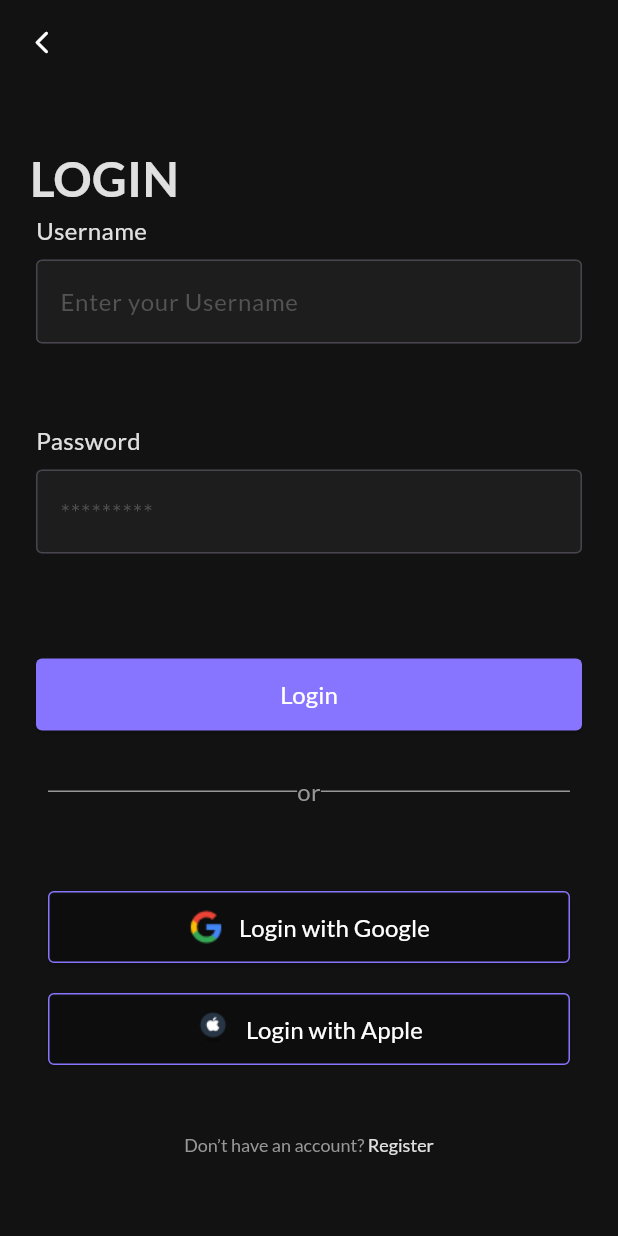
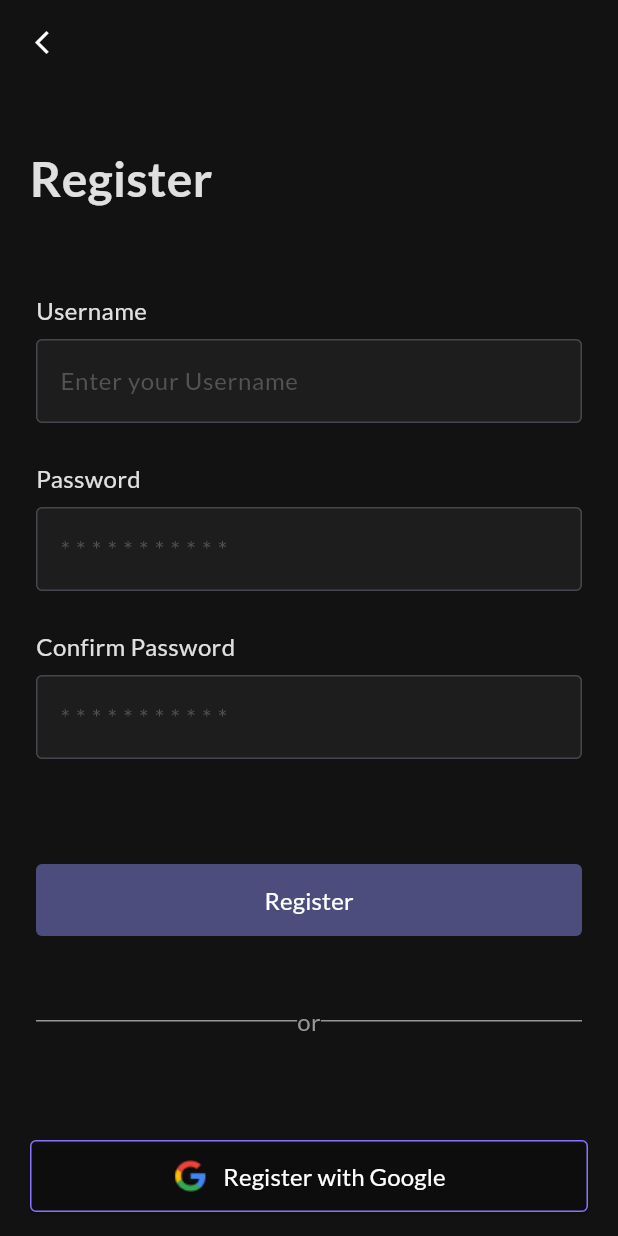
Before and after one commit to jkay-kmm/todo_app, a Flutter app: the RegisterPage screen opened directly, on a phone screen of 412 x 824 dp. Run offline on Flutter 3.47's test engine with Material 3 defaults, Android fonts, the phone set to English and light mode, and no system bars.

Commit message:
fixbug login and register

```diff
--- a/lib/register/register_page.dart
+++ b/lib/register/register_page.dart
@@ -1,6 +1,5 @@
 import 'package:flutter/gestures.dart';
 import 'package:flutter/material.dart';
-
 class RegisterPage extends StatelessWidget {
   const RegisterPage({super.key});
 
@@ -11,14 +10,13 @@ class RegisterPage extends StatelessWidget {
       appBar: AppBar(
         backgroundColor: Colors.transparent,
         leading: IconButton(
-          onPressed: () {
+          onPressed: (){
             Navigator.pop(context);
           },
           icon: const Icon(
-            Icons.arrow_back_ios_new_rounded,
+            Icons.arrow_back_ios_new_outlined,
             size: 18,
-            color: Colors.white,
-          ),
+            color: Colors.white,),
         ),
       ),
       body: SafeArea(
@@ -27,54 +25,49 @@ class RegisterPage extends StatelessWidget {
           child: Column(
             mainAxisAlignment: MainAxisAlignment.start,
             crossAxisAlignment: CrossAxisAlignment.start,
-            // can trai
             children: [
               _buildPageTitle(),
-              _buildFormLogin(),
+              const SizedBox(height: 53),
+              _buildFormRegister(),
+              _buildOrSplitDivider(),
+              _buildSocialRegister(),
+              _buildHaveAccount(context),
             ],
           ),
         ),
       ),
     );
   }
-
-  Widget _buildPageTitle() {
-    return Container(
+  Widget _buildPageTitle(){
+    return  Container(
       margin: const EdgeInsets.symmetric(horizontal: 20).copyWith(top: 40),
       child: Text(
-        "LOGIN",
+        "Register",
         style: TextStyle(
           color: Colors.white.withOpacity(0.87),
-          // fontFamily: "Lato",
           fontSize: 32,
           fontWeight: FontWeight.bold,
+          fontFamily: "Lato",
         ),
         textAlign: TextAlign.center,
       ),
     );
   }
-
-  Widget _buildFormLogin() {
-    return Container(
-      margin: const EdgeInsets.symmetric(horizontal: 24),
-      child: Form(
-        child: SafeArea(
-          top: false,
-          child: SingleChildScrollView(
+  Widget _buildFormRegister(){
+    return Form(
+      child: Container(
+        margin:const EdgeInsets.symmetric(horizontal: 24),
         child: Column(
           mainAxisAlignment: MainAxisAlignment.start,
           crossAxisAlignment: CrossAxisAlignment.start,
           children: [
             _buildUsernameField(),
-                const SizedBox(height: 53),
+            // const SizedBox(height: 25,),
             _buildPasswordField(),
+            _buildConfirmPasswordField(),
             _buildLoginButton(),
-                _buildOrSplitDivider(),
-                _buildSocialLogin(),
-                _buildHaveNotAccount(),
+
           ],
-            ),
-          ),
         ),
       ),
     );
@@ -85,12 +78,16 @@ class RegisterPage extends StatelessWidget {
       mainAxisAlignment: MainAxisAlignment.start,
       crossAxisAlignment: CrossAxisAlignment.start,
       children: [
+        Column(
+          mainAxisAlignment: MainAxisAlignment.start,
+          crossAxisAlignment: CrossAxisAlignment.start,
+          children: [
             Text(
               "Username",
               style: TextStyle(
                 color: Colors.white.withOpacity(0.87),
+                fontSize: 16,
                 fontFamily: "Lato",
-            fontSize: 16,
               ),
             ),
             Container(
@@ -100,8 +97,8 @@ class RegisterPage extends StatelessWidget {
                   hintText: "Enter your Username",
                   hintStyle: const TextStyle(
                     color: Color(0xFF535353),
+                    fontSize: 16,
                     fontFamily: "Lato",
-                  fontSize: 16,
                   ),
                   border: OutlineInputBorder(
                     borderRadius: BorderRadius.circular(4),
@@ -111,16 +108,24 @@ class RegisterPage extends StatelessWidget {
                 ),
                 style: const TextStyle(
                   color: Colors.white,
+                  fontSize: 16,
                   fontFamily: "Lato",
-                fontSize: 16,
-              )),
+                ),
+              ),
             )
+          ],
+        ),
       ],
     );
   }
-
   Widget _buildPasswordField() {
-    return Column(
+    return Container(
+      margin:const EdgeInsets.only(top: 25),
+      child: Column(
+        mainAxisAlignment: MainAxisAlignment.start,
+        crossAxisAlignment: CrossAxisAlignment.start,
+        children: [
+          Column(
             mainAxisAlignment: MainAxisAlignment.start,
             crossAxisAlignment: CrossAxisAlignment.start,
             children: [
@@ -128,19 +133,19 @@ class RegisterPage extends StatelessWidget {
                 "Password",
                 style: TextStyle(
                   color: Colors.white.withOpacity(0.87),
-            // fontFamily: "Lato",
                   fontSize: 16,
+                  fontFamily: "Lato",
                 ),
               ),
               Container(
                 margin: const EdgeInsets.only(top: 8),
                 child: TextFormField(
                   decoration: InputDecoration(
-              hintText: "*********",
+                    hintText: "* * * * * * * * * * *",
                     hintStyle: const TextStyle(
                       color: Color(0xFF535353),
+                      fontSize: 16,
                       fontFamily: "Lato",
-                fontSize: 16,
                     ),
                     border: OutlineInputBorder(
                       borderRadius: BorderRadius.circular(4),
@@ -150,58 +155,108 @@ class RegisterPage extends StatelessWidget {
                   ),
                   style: const TextStyle(
                     color: Colors.white,
+                    fontSize: 16,
                     fontFamily: "Lato",
-              fontSize: 16,
                   ),
-            obscureText: true, // an password
+                  obscureText: true,
                 ),
               )
             ],
+          ),
+        ],
+      ),
     );
   }
-
-  Widget _buildLoginButton() {
+  Widget _buildConfirmPasswordField() {
     return Container(
-      width: double.infinity, // khong gioi han ve width
+      margin:const EdgeInsets.only(top: 25),
+      child: Column(
+        mainAxisAlignment: MainAxisAlignment.start,
+        crossAxisAlignment: CrossAxisAlignment.start,
+        children: [
+          Column(
+            mainAxisAlignment: MainAxisAlignment.start,
+            crossAxisAlignment: CrossAxisAlignment.start,
+            children: [
+              Text(
+                "Confirm Password",
+                style: TextStyle(
+                  color: Colors.white.withOpacity(0.87),
+                  fontSize: 16,
+                  fontFamily: "Lato",
+                ),
+              ),
+              Container(
+                margin: const EdgeInsets.only(top: 8),
+                child: TextFormField(
+                  decoration: InputDecoration(
+                    hintText: "* * * * * * * * * * *",
+                    hintStyle: const TextStyle(
+                      color: Color(0xFF535353),
+                      fontSize: 16,
+                      fontFamily: "Lato",
+                    ),
+                    border: OutlineInputBorder(
+                      borderRadius: BorderRadius.circular(4),
+                    ),
+                    fillColor: const Color(0xFF1D1D1D),
+                    filled: true,
+                  ),
+                  style: const TextStyle(
+                    color: Colors.white,
+                    fontSize: 16,
+                    fontFamily: "Lato",
+                  ),
+                  obscureText: true,
+                ),
+              )
+            ],
+          ),
+        ],
+      ),
+    );
+  }
+  Widget _buildLoginButton(){
+    return Container(
+      width: double.infinity,
       height: 48,
       margin: const EdgeInsets.only(top: 70),
       child: ElevatedButton(
-        onPressed: () {},
+        onPressed: null,
         style: ElevatedButton.styleFrom(
             backgroundColor: const Color(0xFF8875FF),
             shape: RoundedRectangleBorder(
               borderRadius: BorderRadius.circular(4),
             ),
-            disabledBackgroundColor: const Color(0xFF8687E7).withOpacity(0.5)),
-        child: const Text(
-          "Login",
-          style: TextStyle(
+            disabledBackgroundColor: const Color(0xFF8687E7).withOpacity(0.5)
+        ),
+        child:  const  Text(
+          "Register",
+          style:  TextStyle(
               fontSize: 16,
               fontFamily: "Lato",
-            color: Colors.white,
+              color: Colors.white
           ),
         ),
       ),
     );
   }
-
   Widget _buildOrSplitDivider() {
     return Container(
-      margin: const EdgeInsets.only(top: 29, bottom: 35),
-      padding: const EdgeInsets.symmetric(horizontal: 8),
+      margin: const EdgeInsets.only(top: 45 , bottom: 40),
+      padding:const EdgeInsets.symmetric(horizontal: 24),
       child: Row(
         children: [
           Expanded(
-            // day cho den khi het man hinh => hai day cho ra giuwa
             child: Container(
               height: 1,
               width: double.infinity,
               color: const Color(0xFF979797),
             ),
           ),
-          const Text(
+          const  Text(
             "or",
-            style: TextStyle(
+            style:  TextStyle(
               fontSize: 16,
               fontFamily: "Lato",
               color: Color(0xFF979797),
@@ -219,7 +274,7 @@ class RegisterPage extends StatelessWidget {
     );
   }
 
-  Widget _buildSocialLogin() {
+  Widget _buildSocialRegister(){
     return Column(
       children: [
         _buildSocialGoogleLogin(),
@@ -227,38 +282,40 @@ class RegisterPage extends StatelessWidget {
       ],
     );
   }
-
-  Widget _buildSocialGoogleLogin() {
+  Widget _buildSocialGoogleLogin(){
     return Container(
-      width: double.infinity, // khong gioi han ve width
+      width: double.infinity,
       height: 48,
-      padding: const EdgeInsets.symmetric(horizontal: 8),
-      margin: const EdgeInsets.symmetric(vertical: 20),
+      margin: const EdgeInsets.symmetric(vertical: 28),
+      padding:const EdgeInsets.symmetric(horizontal: 20),
       child: ElevatedButton(
-        onPressed: () {
-          // TODO
+        onPressed: (){
+          //TODO : xu ly sau
         },
         style: OutlinedButton.styleFrom(
             backgroundColor: Colors.transparent,
-            shape:
-                RoundedRectangleBorder(borderRadius: BorderRadius.circular(4)),
+            shape: RoundedRectangleBorder(
+              borderRadius: BorderRadius.circular(4),
+            ),
             side: const BorderSide(
-                width: 1, color: Color(0xFF8875FF)) // Border 4 goc
+              width: 1,
+              color: Color(0xFF8875FF) ,
+            )
         ),
-        child: Row(
+        child:  Row(
           mainAxisAlignment: MainAxisAlignment.center,
           crossAxisAlignment: CrossAxisAlignment.center,
           children: [
-            Image.asset(
-              "assets/images/social_google_logo.png",
+            Image.asset("assets/images/social_google_logo.png",
+              // TODO chưa khắc phục được ảnh để tạm
               width: 24,
               height: 24,
-              fit: BoxFit.fill,
+              fit: BoxFit.contain,
             ),
             Container(
               margin: const EdgeInsets.only(left: 10),
               child: const Text(
-                "Login with Google",
+                "Register with Google",
                 style: TextStyle(
                   fontSize: 16,
                   fontFamily: "Lato",
@@ -271,32 +328,35 @@ class RegisterPage extends StatelessWidget {
       ),
     );
   }
-
-  Widget _buildSocialAppleLogin() {
+  Widget _buildSocialAppleLogin(){
     return Container(
-      width: double.infinity, // khong gioi han ve width
+      width: double.infinity,
       height: 48,
-      padding: const EdgeInsets.symmetric(horizontal: 8),
+      padding:const EdgeInsets.symmetric(horizontal: 24),
+      // margin: const EdgeInsets.only(bottom: 20),
       child: ElevatedButton(
-        onPressed: () {
-          // TODO
+        onPressed: (){
+          //TODO : xu ly sau
         },
         style: OutlinedButton.styleFrom(
             backgroundColor: Colors.transparent,
-            shape:
-                RoundedRectangleBorder(borderRadius: BorderRadius.circular(4)),
+            shape: RoundedRectangleBorder(
+              borderRadius: BorderRadius.circular(4),
+            ),
             side: const BorderSide(
-                width: 1, color: Color(0xFF8875FF)) // Border 4 goc
+              width: 1,
+              color: Color(0xFF8875FF) ,
+            )
         ),
-        child: Row(
+        child:  Row(
           mainAxisAlignment: MainAxisAlignment.center,
           crossAxisAlignment: CrossAxisAlignment.center,
           children: [
-            Image.asset(
-              "assets/images/social_apple_logo.png",
+            Image.asset("assets/images/social_apple_logo.png",
+              // TODO chưa khắc phục được ảnh để tạm
               width: 24,
               height: 24,
-              fit: BoxFit.fill,
+              fit: BoxFit.contain,
             ),
             Container(
               margin: const EdgeInsets.only(left: 10),
@@ -314,32 +374,31 @@ class RegisterPage extends StatelessWidget {
       ),
     );
   }
-  Widget _buildHaveNotAccount(){
+  Widget _buildHaveAccount(BuildContext context){
     return Container(
-      margin: const EdgeInsets.only(top: 46, bottom: 20),
+      margin:const EdgeInsets.only(top: 46, bottom: 20),
       alignment: Alignment.center,
       child: RichText(
-          text: TextSpan(
-            text: "Don’t have an account? ",
-            style: const TextStyle(
+        text: TextSpan(text: "Already have an account? ",
+          style:const TextStyle(
               fontSize: 12,
               fontFamily: "Lato",
-              color: Color(0xFF979797),
+              color: Color(0xFF979797)
           ),
           children: [
-              TextSpan(
-                text:"Register",
-               style:  TextStyle(
+            TextSpan(text: "Login",
+                style: TextStyle(
                   fontSize: 12,
                   fontFamily: "Lato",
                   color: Colors.white.withOpacity(0.87),
                 ),
                 recognizer: TapGestureRecognizer()..onTap = (){
-                  print("Di den man hinh register");
-                },
+                  Navigator.pop(context);
+                }
             ),
           ],
-          )),
+        ),
+      ),
     );
   }
 }
```
Also changed, not shown: lib/ui/login/login_page.dart (+97 -92 lines). Lines whose indentation alone changed are shown as unchanged.
